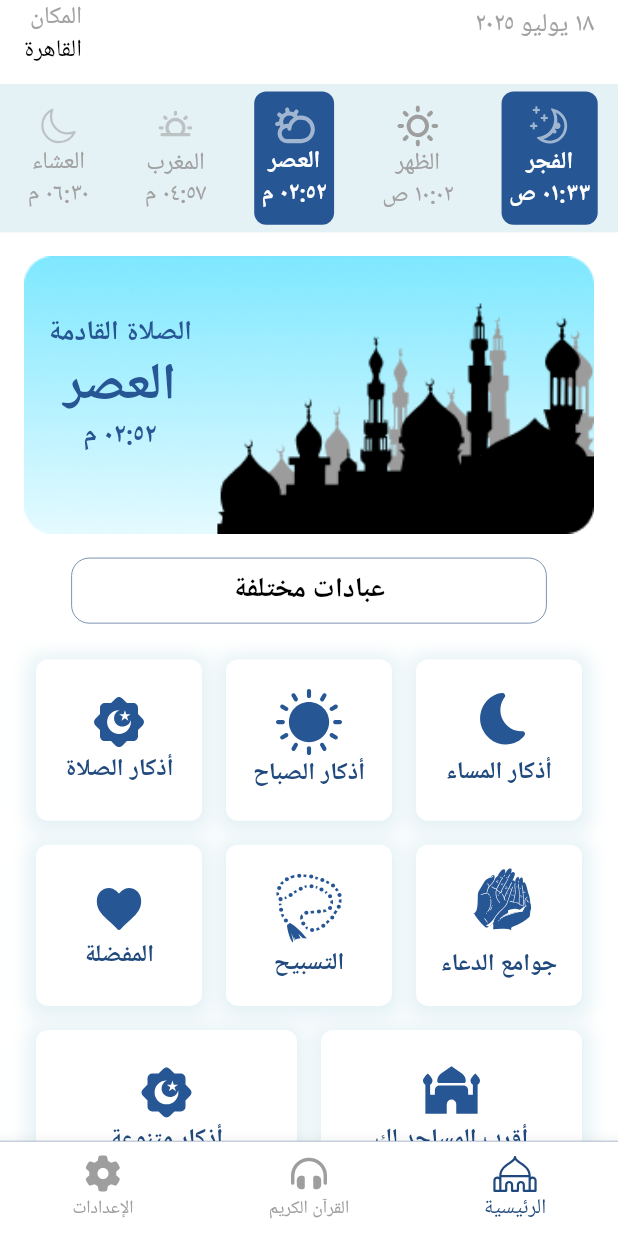
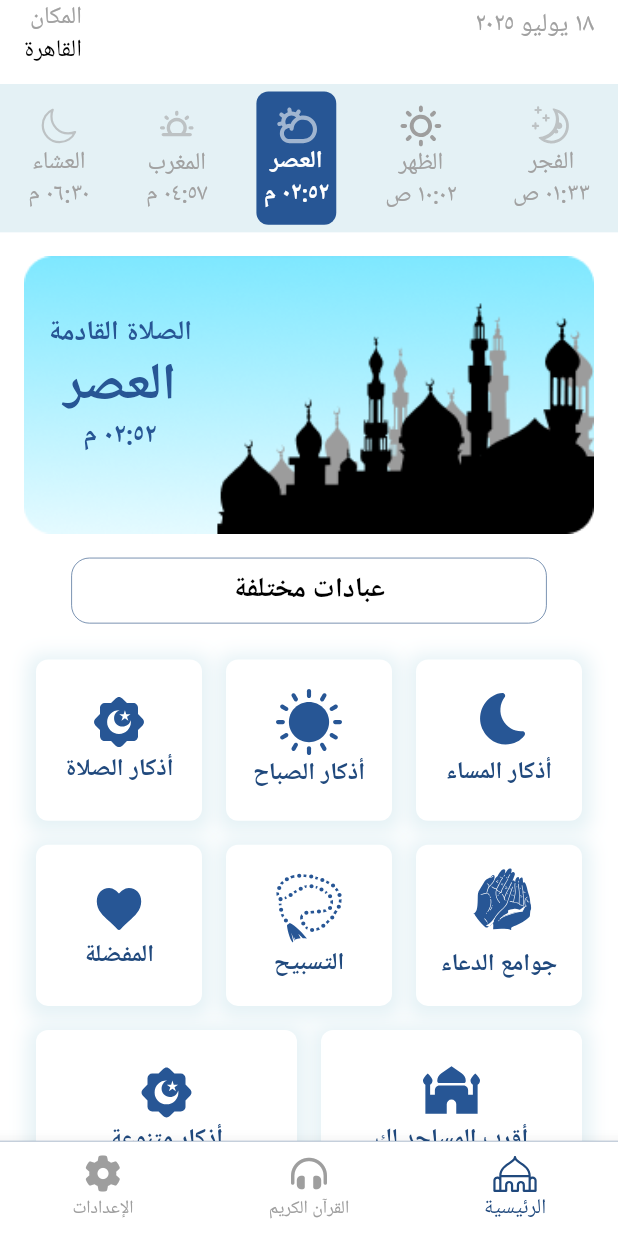
Before and after one commit to osamamohamedr1/islamic_app, a Flutter app: the screen it shows after launch, on a phone screen of 412 x 824 dp. Run offline on Flutter 3.47's test engine with Material 3 defaults, Android fonts, the phone set to English and light mode, and no system bars; our stand-ins replace adhan, bloc, dartz, dio, flutter_bloc, flutter_screenutil and 4 more; missing offline and left inert: jhijri.

Commit message:
add home animation

```diff
--- a/lib/features/bottom_nav_bar.dart/presentation/manger/theme/theme_cubit.dart
+++ b/lib/features/bottom_nav_bar.dart/presentation/manger/theme/theme_cubit.dart
@@ -1,7 +1,6 @@
 import 'package:bloc/bloc.dart';
 import 'package:flutter/material.dart';
 import 'package:islamic_app/core/utils/cache_helper.dart';
-import 'package:meta/meta.dart';
 part 'theme_state.dart';
 
 class ThemeCubit extends Cubit<ThemeMode> {
--- a/lib/features/home/data/repos/prayers_time_repo.dart
+++ b/lib/features/home/data/repos/prayers_time_repo.dart
@@ -43,14 +43,15 @@ class PrayersTimeRepo {
           isComming: false,
         ),
       ];
+      bool foundNext = false;
       for (var prayer in prayerModelsList) {
-        if (prayer.time.isAfter(DateTime.now())) {
+        if (!foundNext && prayer.time.isAfter(DateTime.now())) {
           prayer.isComming = true;
-
-          break;
-        } else {
-          prayerModelsList.first.isComming = true;
+          foundNext = true;
         }
+      }
+      if (!foundNext) {
+        prayerModelsList.first.isComming = true;
       }
 
       return right(prayerModelsList);
--- a/lib/features/home/presentation/views/widgets/azkar_item.dart
+++ b/lib/features/home/presentation/views/widgets/azkar_item.dart
@@ -14,10 +14,17 @@ class AzkarItem extends StatelessWidget {
   final String title;
   final String iconPath;
   final void Function()? onTap;
+
   @override
   Widget build(BuildContext context) {
     final isDarkMode = Theme.of(context).brightness == Brightness.dark;
-    return GestureDetector(
+    return TweenAnimationBuilder(
+      tween: Tween<double>(begin: 0.3, end: 1.0),
+      builder: (context, value, child) {
+        return Transform.scale(scale: value, child: child);
+      },
+      duration: const Duration(seconds: 1),
+      child: GestureDetector(
         onTap: onTap,
         child: Container(
           width: 90.w,
@@ -54,6 +61,7 @@ class AzkarItem extends StatelessWidget {
             ],
           ),
         ),
+      ),
     );
   }
 }
--- a/lib/features/home/presentation/views/widgets/comming_prayer_time.dart
+++ b/lib/features/home/presentation/views/widgets/comming_prayer_time.dart
@@ -10,7 +10,13 @@ class CommingPrayerFrame extends StatelessWidget {
   @override
   Widget build(BuildContext context) {
     final commingPrayer = getIt.get<PrayersTimeRepo>().calculateNextPrayer();
-    return Stack(
+    return TweenAnimationBuilder(
+      duration: const Duration(seconds: 1),
+      tween: Tween<Offset>(begin: const Offset(200, 0), end: Offset.zero),
+      builder: (context, value, child) {
+        return Transform.translate(offset: value, child: child);
+      },
+      child: Stack(
         children: [
           Image.asset(
             Assets.imagesCommingPrayerFrame,
@@ -47,6 +53,7 @@ class CommingPrayerFrame extends StatelessWidget {
             ),
           ),
         ],
+      ),
     );
   }
 }
--- a/lib/features/home/presentation/views/widgets/prayer_times_row.dart
+++ b/lib/features/home/presentation/views/widgets/prayer_times_row.dart
@@ -9,7 +9,13 @@ class PrayerTimesRow extends StatelessWidget {
 
   @override
   Widget build(BuildContext context) {
-    return Container(
+    return TweenAnimationBuilder(
+      duration: const Duration(seconds: 1),
+      tween: Tween<Offset>(begin: const Offset(0, -100), end: Offset.zero),
+      builder: (context, value, child) {
+        return Transform.translate(offset: value, child: child);
+      },
+      child: Container(
         height: MediaQuery.of(context).size.height * 0.12,
         decoration: BoxDecoration(color: ColorsManger.lightGrey),
         child: BlocBuilder<PrayersTimeCubit, PrayersTimeState>(
@@ -39,6 +45,7 @@ class PrayerTimesRow extends StatelessWidget {
             }
           },
         ),
+      ),
     );
   }
 }
```
Lines whose indentation alone changed are shown as unchanged.
